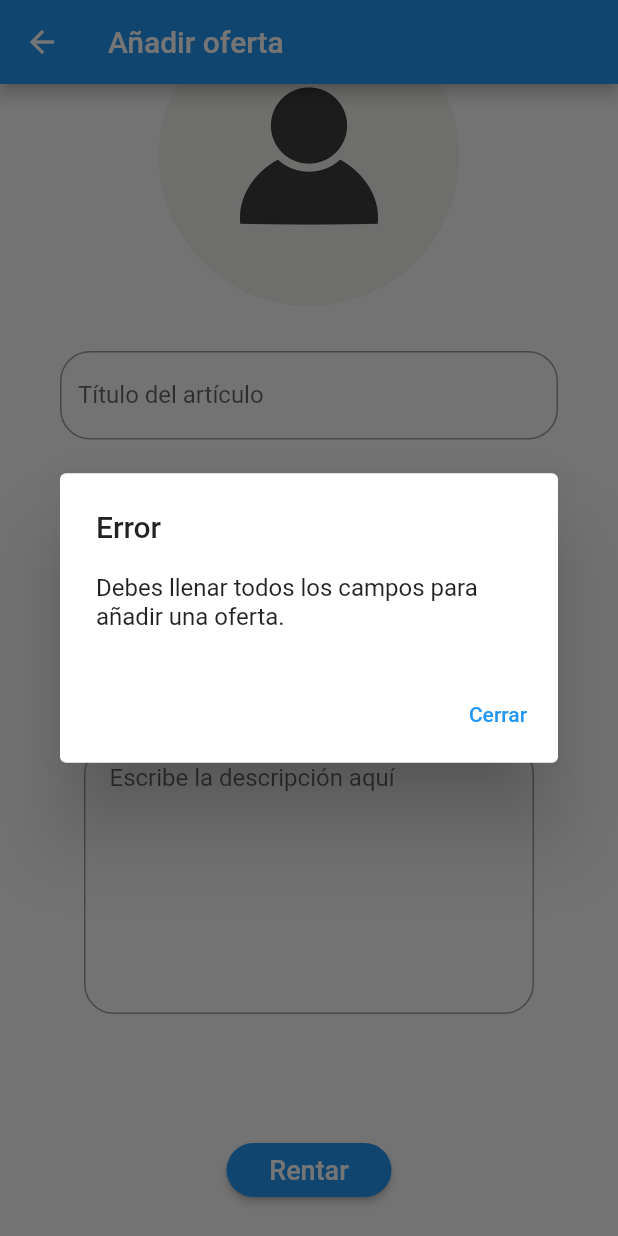
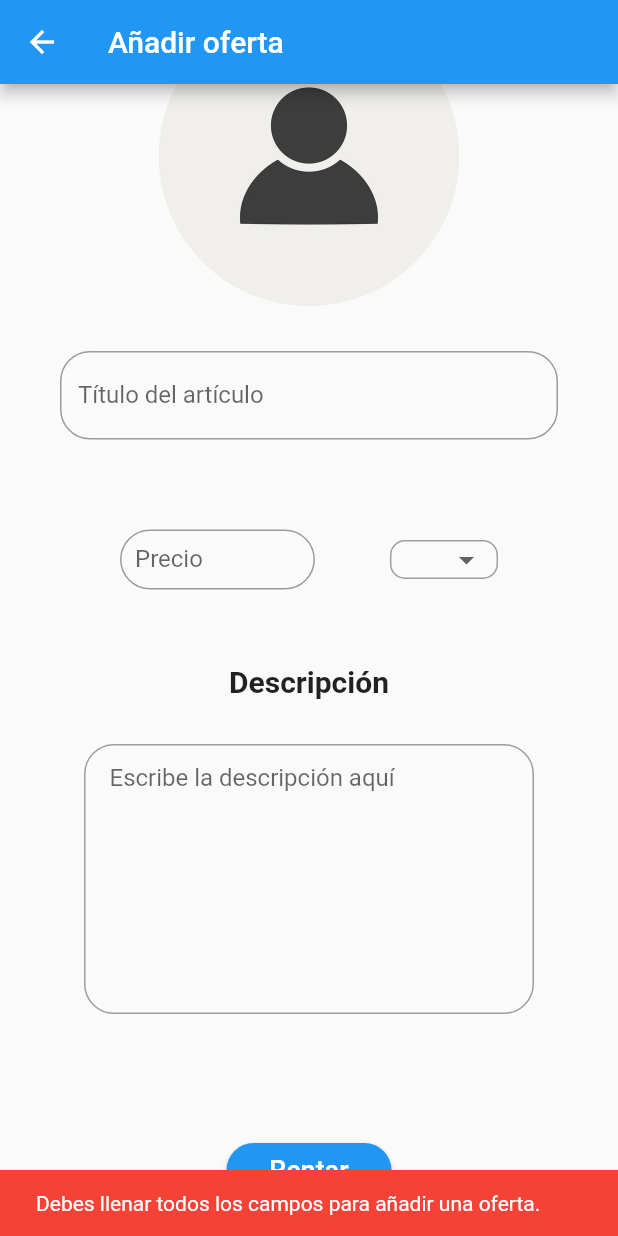
Before and after one commit to Casanova02/Proyecto-RentUIS, a Flutter app: the AddOfferPage screen opened directly, scrolled down 142 dp, after a tap on "Rentar", on a phone screen of 412 x 824 dp. Run offline on Flutter 3.47's test engine with Material 2 defaults, Android fonts, the phone set to English and light mode, and no system bars; our stand-ins replace cloud_firestore, firebase_core, firebase_storage, image_picker; missing offline and left inert: mailer; accounts and stored records are empty.

Commit message:
realizar oferta

```diff
--- a/rentuis/lib/pages/add_offer_page.dart
+++ b/rentuis/lib/pages/add_offer_page.dart
@@ -1,5 +1,4 @@
 import 'package:flutter/material.dart';
-import 'package:rentuis/pages/rents_page.dart';
 import 'package:rentuis/pages/user_session.dart';
 import 'package:cloud_firestore/cloud_firestore.dart';
 import 'package:firebase_storage/firebase_storage.dart' as firebase_storage;
@@ -50,34 +49,26 @@ class _AddOfferPageState extends State<AddOfferPage> {
     return await taskSnapshot.ref.getDownloadURL();
   }
 
-  void redirectToRentsPage() {
-    Navigator.push(
-      context,
-      MaterialPageRoute(builder: (context) => RentPage()),
-    );
-  }
-
-  void showErrorMessage(String message) {
-    showDialog(
-      context: context,
-      builder: (context) => AlertDialog(
-        title: Text('Error'),
-        content: Text(message),
-        actions: [
-          TextButton(
-            child: Text('Cerrar'),
-            onPressed: () {
-              Navigator.of(context).pop();
-            },
-          ),
-        ],
+  void showSuccessMessage(BuildContext context) {
+    ScaffoldMessenger.of(context).showSnackBar(
+      SnackBar(
+        content: Text('La oferta se ha añadido con éxito.'),
       ),
     );
   }
 
-  void addOffer() async {
+  void showErrorMessage(BuildContext context, String message) {
+    ScaffoldMessenger.of(context).showSnackBar(
+      SnackBar(
+        content: Text(message),
+        backgroundColor: Colors.red,
+      ),
+    );
+  }
+
+  void addOffer(BuildContext context) async {
     if (_image == null || _titleController.text.isEmpty || _priceController.text.isEmpty || _selectedTimeOption == null || _descriptionController.text.isEmpty) {
-      showErrorMessage('Debes llenar todos los campos para añadir una oferta.');
+      showErrorMessage(context, 'Debes llenar todos los campos para añadir una oferta.');
     } else {
       if (userSession.userId != null) {
         final String userId = userSession.userId!;
@@ -105,10 +96,20 @@ class _AddOfferPageState extends State<AddOfferPage> {
         print('userId: $userId, title: $title, price: $price, timeUnit: $timeUnit, description: $description');
         print('imageUrl: $imageUrl');
 
-        redirectToRentsPage();
+        // Mostrar la notificación de éxito
+        showSuccessMessage(context);
+
+        // Borrar los campos de entrada de texto
+        _titleController.clear();
+        _priceController.clear();
+        _descriptionController.clear();
+        setState(() {
+          _selectedTimeOption = null;
+          _image = null;
+        });
       } else {
         // No se encontró un usuario autenticado, muestra un mensaje de error o redirige a la página de inicio de sesión
-        showErrorMessage('Debes iniciar sesión para rentar.');
+        showErrorMessage(context, 'Debes iniciar sesión para rentar.');
       }
     }
   }
@@ -240,7 +241,7 @@ class _AddOfferPageState extends State<AddOfferPage> {
                   width: 150.0,
                   padding: EdgeInsets.all(20.0),
                   child: ElevatedButton(
-                    onPressed: addOffer,
+                    onPressed: () => addOffer(context),
                     child: Text(
                       'Rentar',
                       style: TextStyle(fontSize: 18.0),
```
Also changed, not shown: rentuis/lib/pages/offers_page.dart (+37 -2 lines).
